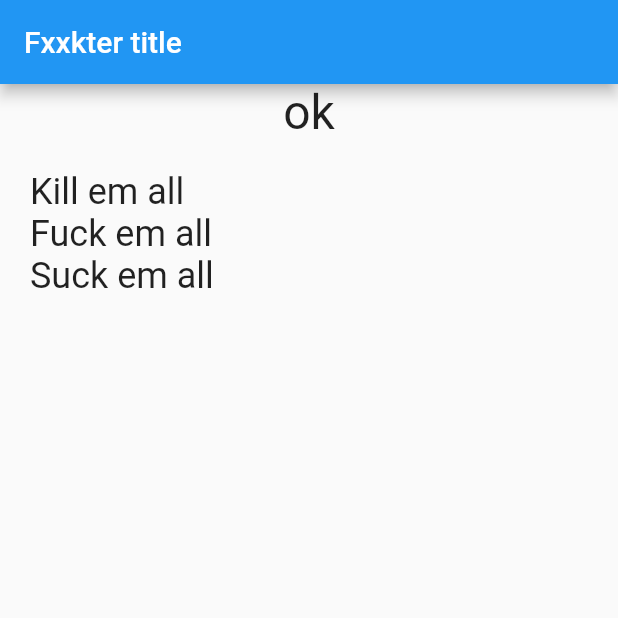
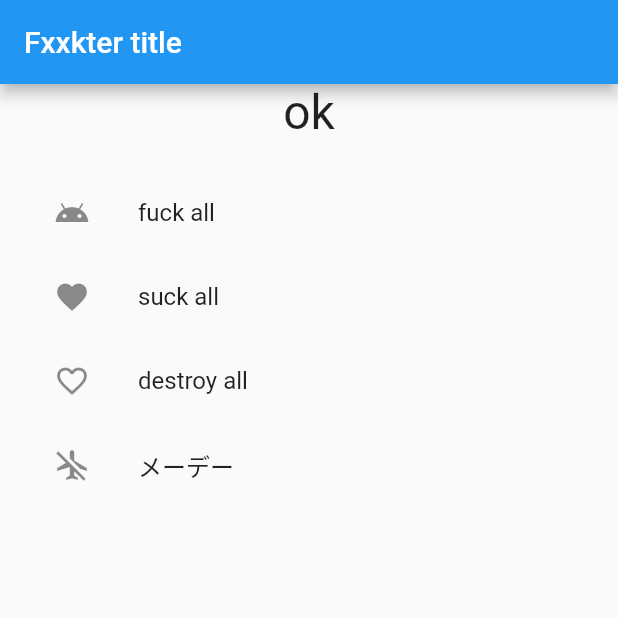
Before and after one commit to shtakai/udonfluttre, a Flutter app: the screen it shows after launch, on a phone screen of 412 x 824 dp, the top half of it. Run offline on Flutter 3.47's test engine with Material 2 defaults, Android fonts, the phone set to English and light mode, and no system bars.

Commit message:
Add list title

```diff
--- a/lib/main.dart
+++ b/lib/main.dart
@@ -26,6 +26,7 @@ class MyHomePage extends StatefulWidget {
 
 class _MyHomePageState extends State<MyHomePage> {
   String _message = '';
+  int _index;
 
   @override
   void initState() {
@@ -51,17 +52,41 @@ class _MyHomePageState extends State<MyHomePage> {
             shrinkWrap: true,
             padding: const EdgeInsets.all(20.0),
             children: <Widget>[
-              Text(
-                'Kill em all',
-                style: TextStyle(fontSize: 24.0),
+              ListTile(
+                leading: const Icon(Icons.android),
+                title: const Text('fuck all'),
+                selected: _index == 1,
+                onTap: () {
+                  _index = 1;
+                  tapTile();
+                },
               ),
-              Text(
-                'Fuck em all',
-                style: TextStyle(fontSize: 24.0),
+              ListTile(
+                leading: const Icon(Icons.favorite),
+                title: const Text('suck all'),
+                selected: _index == 2,
+                onTap: () {
+                  _index = 2;
+                  tapTile();
+                },
               ),
-              Text(
-                'Suck em all',
-                style: TextStyle(fontSize: 24.0),
+              ListTile(
+                leading: const Icon(Icons.favorite_border),
+                title: const Text('destroy all'),
+                selected: _index == 3,
+                onTap: () {
+                  _index = 3;
+                  tapTile();
+                },
+              ),
+              ListTile(
+                leading: const Icon(Icons.airplanemode_inactive),
+                title: const Text('メーデー'),
+                selected: _index == 4,
+                onTap: () {
+                  _index = 4;
+                  tapTile();
+                },
               ),
             ],
           )
@@ -69,4 +94,10 @@ class _MyHomePageState extends State<MyHomePage> {
       ),
     );
   }
+
+  void tapTile() {
+    setState(() {
+      _message = 'You fucked: No, $_index.';
+    });
+  }
 }
```
